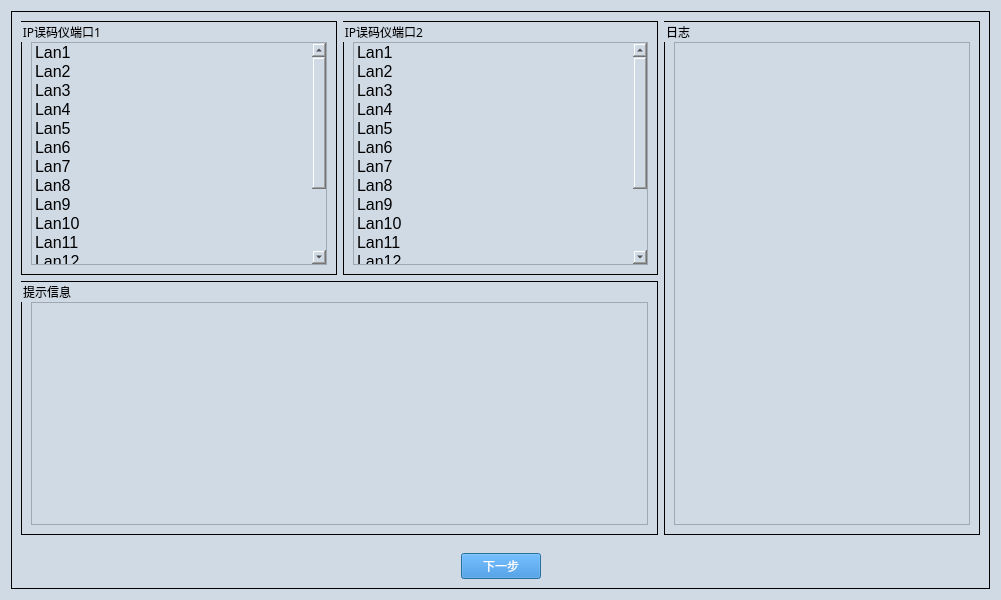
This is ui/ecom-ns-1/ECOM_NS1_KEY_TEST.ui in gaoxingyu-hub/HUA54testframework as Qt 5 draws it before an edit. The edited form follows.
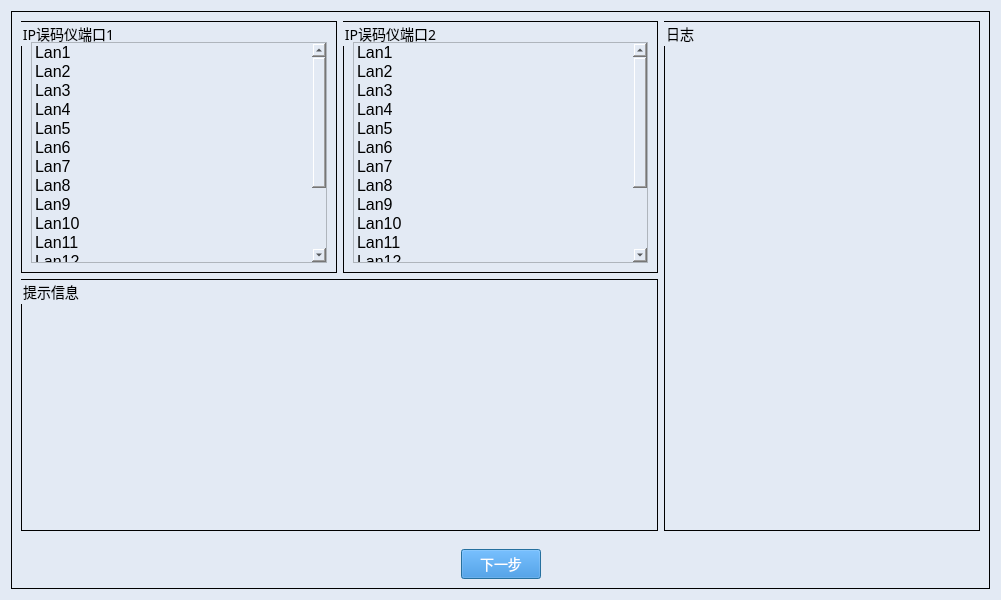
This is the edited form.

The edit to the form file:
```diff
--- a/ui/ecom-ns-1/ECOM_NS1_KEY_TEST.ui
+++ b/ui/ecom-ns-1/ECOM_NS1_KEY_TEST.ui
@@ -20,46 +20,43 @@
    <string>Dialog</string>
   </property>
   <property name="styleSheet">
-   <string notr="true">QDialog{
-background-color:#D0DAE5;
-}
-
-QTextBrower{
-background-color:#D0DAE5;
-}
-
-QLineEdit{
-background-color:#D0DAE5;
-}
-
+   <string notr="true">
 QWidget{
-background-color:#D0DAE5;
+background-color:#E3EAF4;
 }
-
-QStackedWidget{
-background-color:#D0DAE5;
+QLineEdit{
+background-color:#E3EAF4;
 }
-
-QHeaderView{
-background-color:#D0DAE5;
+QDialog{
+background-color:#E3EAF4;
+margin-top:10px;
 }
-
 QLabel{
-font-size:12px;
+font-size:14px;
 font-family:Microsoft YaHei;
-background-color:#D0DAE5;
+background-color:#E3EAF4;
 }
-
-QPushButton{         /*按钮自适应拉伸背景*/
-border-width: 2px 15px 2px 15px;
+QGroupBox{
+font-size:14px;
+font-family:Microsoft YaHei;
+border:1px solid rgb(0, 0, 0);
+background-color:#E3EAF4;
+}
+QPushButton{
 background-color:#2884D8;
 color: #FFFFFF;
+font-size:14px;
 font-family:Microsoft YaHei;
 }
-
-QGroupBox{
-font-family:Microsoft YaHei;
-border:1px solid rgb(0, 0, 0); 
+QTextBrowser{
+border-width:0;
+border-style:outset;
+background-color:#E3EAF4;
+}
+QGraphicsView{
+background-color:#E3EAF4;
+border-width:0;
+border-style:outset;
 }</string>
   </property>
   <layout class="QGridLayout" name="gridLayout_2">
@@ -68,7 +65,7 @@
      <property name="font">
       <font>
        <family>Microsoft YaHei</family>
-       <pointsize>12</pointsize>
+       <pointsize>-1</pointsize>
       </font>
      </property>
      <property name="title">
```
